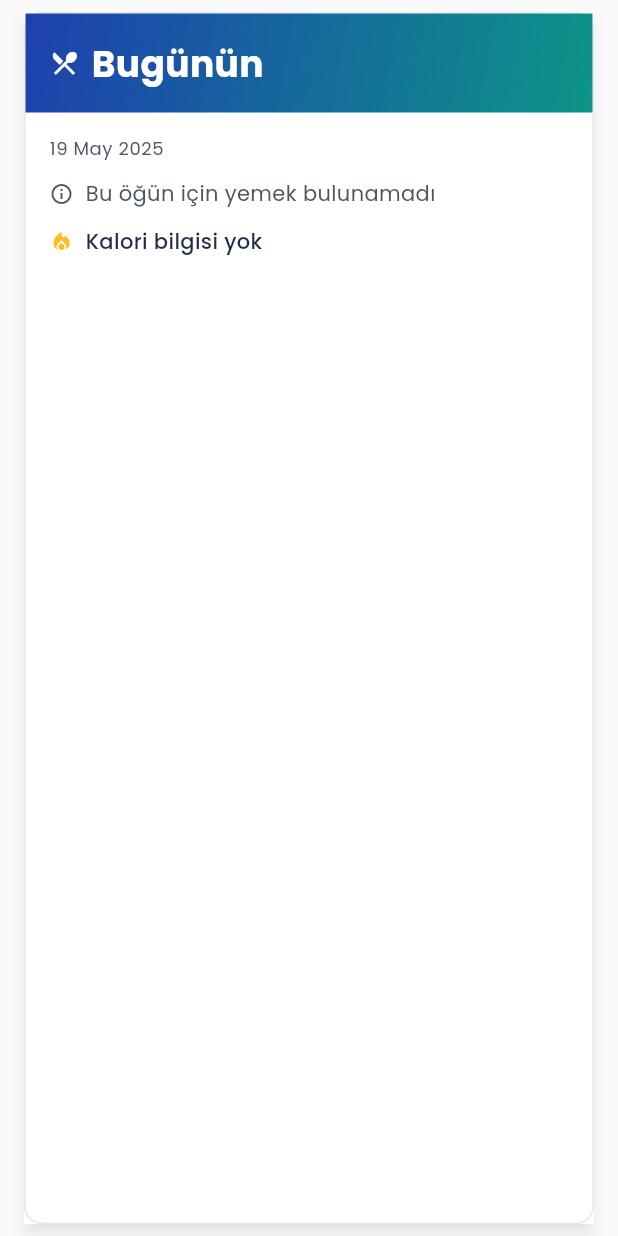
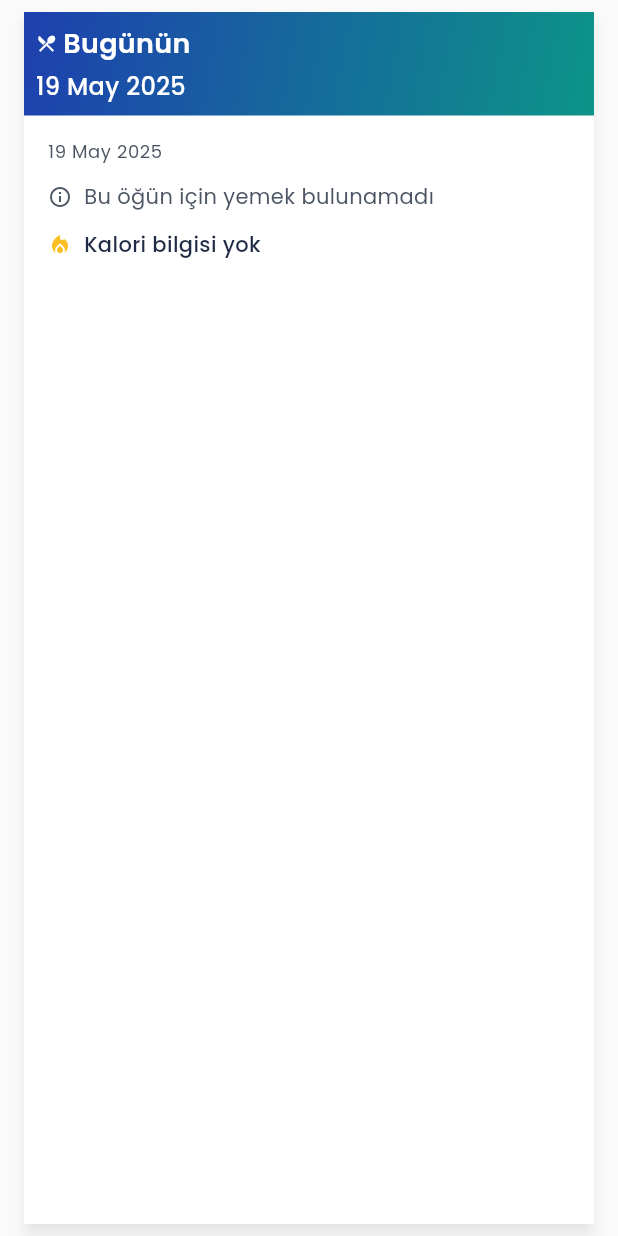
Before and after one commit to Furk4nBulut/Yurtta-Ye-Mobile, a Flutter app: the MealCard widget shown alone on an empty page, opened directly with empty values, on a phone screen of 412 x 824 dp. Run offline on Flutter 3.47's test engine with Material 3 defaults, Android fonts, the phone set to English and light mode, and no system bars; our stand-ins replace go_router, google_fonts, shared_preferences, shimmer; accounts and stored records are empty; network calls fail.

Commit message:
Card formats are done.

```diff
--- a/lib/widgets/meal_card.dart
+++ b/lib/widgets/meal_card.dart
@@ -6,6 +6,7 @@ import 'package:yurttaye_mobile/models/menu_item.dart';
 import 'package:yurttaye_mobile/themes/app_theme.dart';
 import 'package:yurttaye_mobile/utils/constants.dart';
 import 'package:yurttaye_mobile/widgets/category_section.dart';
+import 'package:google_fonts/google_fonts.dart';
 
 class MealCard extends StatefulWidget {
   final Menu menu;
@@ -45,6 +46,7 @@ class _MealCardState extends State<MealCard> with SingleTickerProviderStateMixin
     super.dispose();
   }
 
+  // Returns icon based on meal type
   IconData _getMealTypeIcon(String mealType) {
     switch (mealType) {
       case 'Kahvaltı':
@@ -56,8 +58,22 @@ class _MealCardState extends State<MealCard> with SingleTickerProviderStateMixin
     }
   }
 
+  // Shortens meal type for header
+  String _getShortMealType(String mealType) {
+    switch (mealType) {
+      case 'Kahvaltı':
+        return 'Sabah';
+      case 'Akşam Yemeği':
+        return 'Akşam';
+      default:
+        return mealType;
+    }
+  }
+
   @override
   Widget build(BuildContext context) {
+    final isDarkMode = Theme.of(context).brightness == Brightness.dark;
+    // Group menu items by category
     final categories = widget.menu.items.fold<Map<String, List<MenuItem>>>(
       {},
           (map, item) {
@@ -80,37 +96,59 @@ class _MealCardState extends State<MealCard> with SingleTickerProviderStateMixin
         builder: (context, child) => Transform.scale(
           scale: _scaleAnimation.value,
           child: Card(
-            child: Container(
-              decoration: BoxDecoration(
-                borderRadius: BorderRadius.circular(12),
-                border: Border.all(color: Constants.gray200, width: 1),
-              ),
             child: Column(
               crossAxisAlignment: CrossAxisAlignment.start,
               children: [
+                // Header with meal type and date
                 Container(
                   width: double.infinity,
-                    padding: const EdgeInsets.all(Constants.space4),
+                  padding: const EdgeInsets.all(Constants.space2),
                   decoration: AppTheme.gradientDecoration(context),
-                    child: Row(
+                  child: Column(
+                    crossAxisAlignment: CrossAxisAlignment.start,
+                    children: [
+                      // Meal type and icon
+                      Row(
                         children: [
                           Icon(
                             _getMealTypeIcon(widget.menu.mealType),
                             color: Constants.white,
-                          size: Constants.textXl,
+                            size: Constants.textSm,
                           ),
-                        const SizedBox(width: Constants.space2),
+                          const SizedBox(width: Constants.space1),
                           Expanded(
                             child: Text(
                               widget.isDetailed
-                                ? widget.menu.mealType
-                                : 'Bugünün ${widget.menu.mealType}',
-                            style: AppTheme.mealTitleStyle(context),
+                                  ? _getShortMealType(widget.menu.mealType)
+                                  : 'Bugünün ${_getShortMealType(widget.menu.mealType)}',
+                              style: GoogleFonts.poppins(
+                                fontSize: Constants.textLg,
+                                fontWeight: FontWeight.w600,
+                                color: Constants.white,
+                              ),
+                              maxLines: 1,
+                              overflow: TextOverflow.ellipsis,
                             ),
                           ),
                         ],
                       ),
+                      const SizedBox(height: Constants.space1),
+                      // Date
+                      Text(
+                        DateFormat('dd MMM yyyy').format(widget.menu.date),
+                        style: GoogleFonts.poppins(
+                          fontSize: Constants.textBase,
+                          fontWeight: FontWeight.w500,
+                          color: Constants.white,
                         ),
+                        maxLines: 1,
+                        overflow: TextOverflow.ellipsis,
+                        textAlign: TextAlign.center,
+                      ),
+                    ],
+                  ),
+                ),
+                // Body
                 Padding(
                   padding: const EdgeInsets.all(Constants.space4),
                   child: Column(
@@ -121,6 +159,8 @@ class _MealCardState extends State<MealCard> with SingleTickerProviderStateMixin
                         style: Theme.of(context).textTheme.bodySmall?.copyWith(
                           color: Constants.gray600,
                         ),
+                        maxLines: 1,
+                        overflow: TextOverflow.ellipsis,
                       ),
                       const SizedBox(height: Constants.space3),
                       if (widget.menu.items.isEmpty)
@@ -132,9 +172,13 @@ class _MealCardState extends State<MealCard> with SingleTickerProviderStateMixin
                               color: Constants.gray600,
                             ),
                             const SizedBox(width: Constants.space2),
-                              Text(
+                            Expanded(
+                              child: Text(
                                 'Bu öğün için yemek bulunamadı',
                                 style: Theme.of(context).textTheme.bodyMedium,
+                                maxLines: 2,
+                                overflow: TextOverflow.ellipsis,
+                              ),
                             ),
                           ],
                         )
@@ -155,11 +199,15 @@ class _MealCardState extends State<MealCard> with SingleTickerProviderStateMixin
                             color: Constants.kykYellow400,
                           ),
                           const SizedBox(width: Constants.space2),
-                            Text(
+                          Expanded(
+                            child: Text(
                               widget.menu.energy.isEmpty ? 'Kalori bilgisi yok' : widget.menu.energy,
                               style: Theme.of(context).textTheme.bodyMedium?.copyWith(
-                                color: Constants.gray800,
+                                color: isDarkMode ? Constants.white : Constants.gray800,
                                 fontWeight: FontWeight.w500,
+                              ),
+                              maxLines: 1,
+                              overflow: TextOverflow.ellipsis,
                             ),
                           ),
                         ],
@@ -172,7 +220,6 @@ class _MealCardState extends State<MealCard> with SingleTickerProviderStateMixin
           ),
         ),
       ),
-      ),
     );
   }
 }
```
Also changed, not shown: lib/screens/home_screen.dart (+28 -17 lines), lib/widgets/category_section.dart (+9 -4 lines), lib/widgets/upcomig_meal_card.dart (added, +240 -0 lines). Lines whose indentation alone changed are shown as unchanged.
